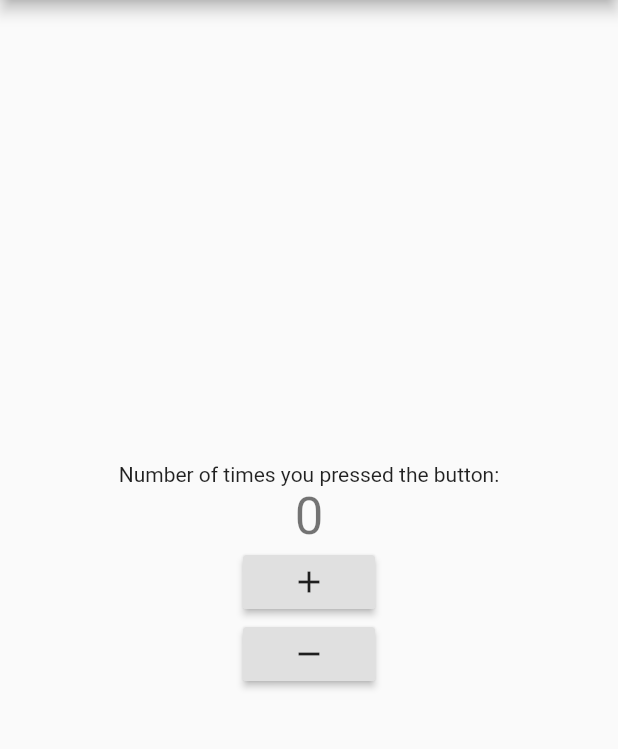
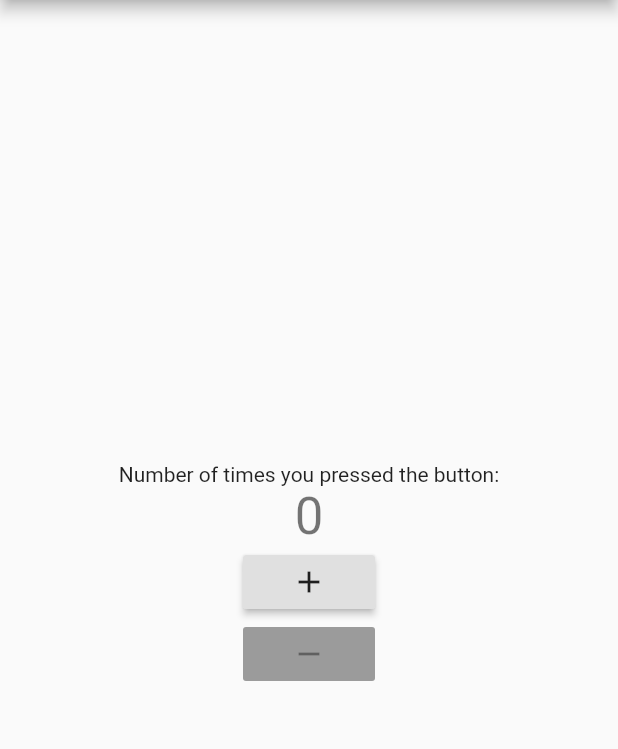
Before and after one commit to momoiroshikibu/flutter-redux, a Flutter app: the screen it shows after launch, on a phone screen of 412 x 824 dp, the part 84-833 px from its top. Run offline on Flutter 3.47's test engine with Material 2 defaults, Android fonts, the phone set to English and light mode, and no system bars; our stand-ins replace flutter_redux, redux.

Commit message:
disable decrement button

```diff
--- a/lib/main.dart
+++ b/lib/main.dart
@@ -7,6 +7,10 @@ import 'package:flutter_redux/flutter_redux.dart';
 class AppState {
   final int counter;
   AppState(this.counter);
+
+  bool isDecrementable() {
+    return counter > 0;
+  }
 }
 
 enum Actions { Increment, Decrement }
@@ -92,15 +96,15 @@ class MyHomePage extends StatelessWidget {
   }
 
   Widget _buildDecrementButton(BuildContext context) {
-    return StoreConnector(
-      converter: (Store<AppState> store) {
-        return () => store.dispatch(Actions.Decrement);
-      },
-      builder: (context, callback) => RaisedButton(
-            child: Icon(Icons.remove),
-            onPressed: callback,
-          ),
-    );
+    return StoreConnector(converter: (Store<AppState> store) {
+      return () => store.dispatch(Actions.Decrement);
+    }, builder: (context, callback) {
+      bool isDecrementable = store.state.isDecrementable();
+      return RaisedButton(
+        child: Icon(Icons.remove),
+        onPressed: (isDecrementable) ? callback : null,
+      );
+    });
   }
 }
 
```
